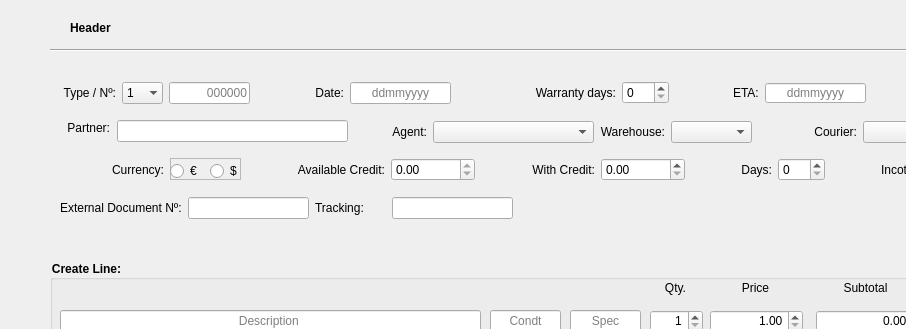
This is uis/purchase_proforma_form.ui in andrei219/euromedia as Qt 5 draws it before an edit; both pictures show x 0 to 906 and y 0 to 329 of the 1309 by 878 pixel window. The edited form follows.
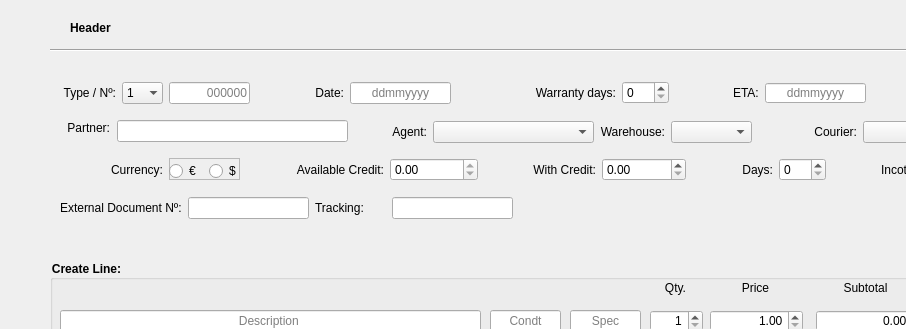
This is the edited form. Icons and pictures are not drawn.

```diff
--- a/uis/purchase_proforma_form.ui
+++ b/uis/purchase_proforma_form.ui
@@ -764,8 +764,14 @@
       <property name="decimals">
        <number>2</number>
       </property>
+      <property name="minimum">
+       <double>-9999999999.000000000000000</double>
+      </property>
       <property name="maximum">
-       <double>99999999.000000000000000</double>
+       <double>99999999999.000000000000000</double>
+      </property>
+      <property name="singleStep">
+       <double>0.000000000000000</double>
       </property>
      </widget>
     </item>
```
